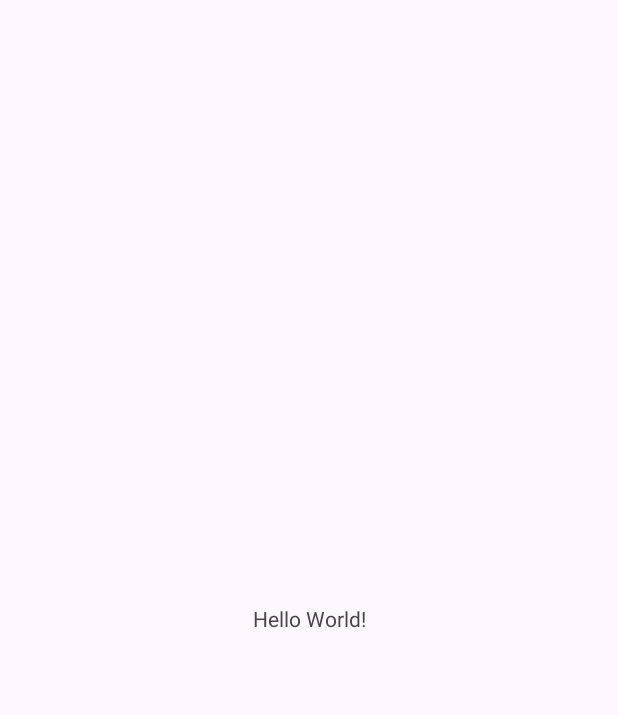
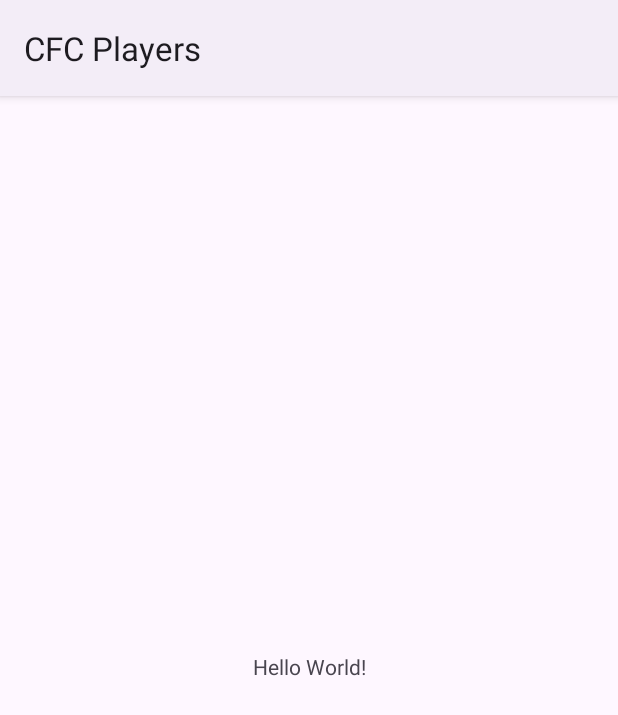
Before and after one commit to TechyScientist/CFCPlayers-Android, an Android app: the screen it shows after launch (MainActivity), on a phone screen of 412 x 824 dp. Before the commit the part shown is almost empty. Shown: the top 715 px of the screen. Run offline under Robolectric (Android 15) with nearby library versions, the phone set to English and light mode, and no system bars.

Commit message:
Customize App Theme

```diff
--- a/app/src/main/res/values-night/themes.xml
+++ /dev/null
@@ -1,7 +0,0 @@
-<resources xmlns:tools="http://schemas.android.com/tools">
-    <!-- Base application theme. -->
-    <style name="Base.Theme.CFCPlayers" parent="Theme.Material3.DayNight.NoActionBar">
-        <!-- Customize your dark theme here. -->
-        <!-- <item name="colorPrimary">@color/my_dark_primary</item> -->
-    </style>
-</resources>
--- a/app/src/main/res/values/themes.xml
+++ b/app/src/main/res/values/themes.xml
@@ -1,9 +1,6 @@
-<resources xmlns:tools="http://schemas.android.com/tools">
+<resources>
     <!-- Base application theme. -->
-    <style name="Base.Theme.CFCPlayers" parent="Theme.Material3.DayNight.NoActionBar">
-        <!-- Customize your light theme here. -->
-        <!-- <item name="colorPrimary">@color/my_light_primary</item> -->
+    <style name="Theme.CFCPlayers" parent="Theme.Material3.Light">
+        <item name="colorPrimary">@color/CFCRed</item>
     </style>
-
-    <style name="Theme.CFCPlayers" parent="Base.Theme.CFCPlayers" />
 </resources>
```
